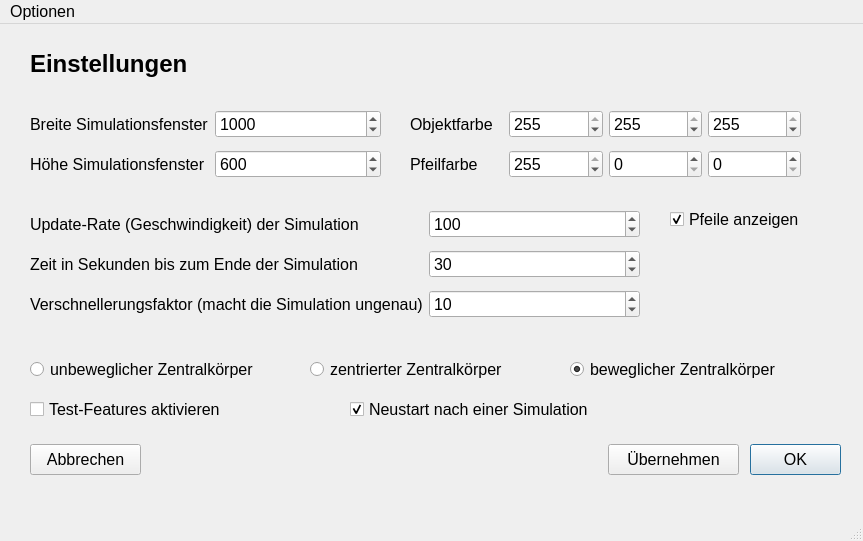
fflopsi/twobodyproblem, file ui/settings.ui: the form before one commit.
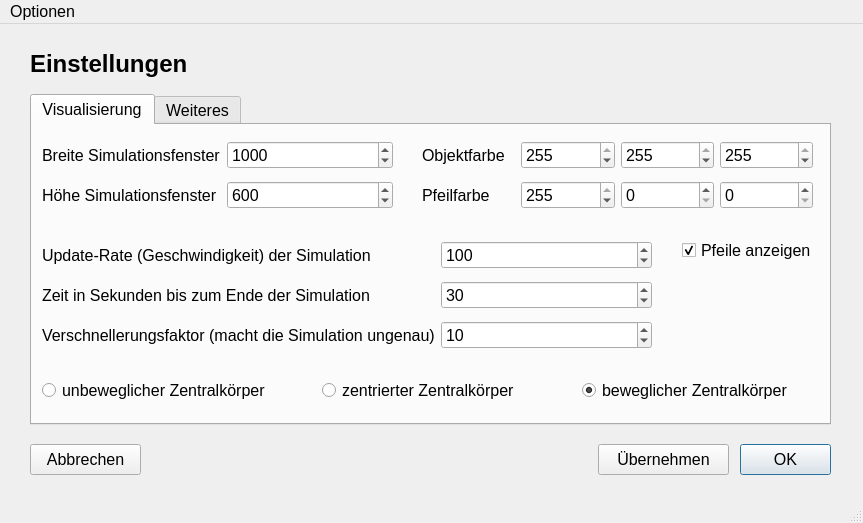
The form after the commit.

Commit message: move saving values option optional own saving and loading value files minor improvements and fixes

Patch:
```diff
--- a/ui/settings.ui
+++ b/ui/settings.ui
@@ -7,7 +7,7 @@
     <x>0</x>
     <y>0</y>
     <width>863</width>
-    <height>541</height>
+    <height>523</height>
    </rect>
   </property>
   <property name="font">
@@ -22,7 +22,7 @@
    <widget class="QPushButton" name="b_ok">
     <property name="geometry">
      <rect>
-      <x>750</x>
+      <x>740</x>
       <y>420</y>
       <width>91</width>
       <height>31</height>
@@ -44,7 +44,7 @@
    <widget class="QPushButton" name="b_save">
     <property name="geometry">
      <rect>
-      <x>608</x>
+      <x>598</x>
       <y>420</y>
       <width>131</width>
       <height>31</height>
@@ -85,58 +85,6 @@
      <string>Abbrechen</string>
     </property>
    </widget>
-   <widget class="QWidget" name="gridLayoutWidget">
-    <property name="geometry">
-     <rect>
-      <x>30</x>
-      <y>80</y>
-      <width>351</width>
-      <height>81</height>
-     </rect>
-    </property>
-    <layout class="QGridLayout" name="gridLayout">
-     <item row="1" column="1">
-      <widget class="QSpinBox" name="canvas_height">
-       <property name="minimum">
-        <number>50</number>
-       </property>
-       <property name="maximum">
-        <number>2000</number>
-       </property>
-       <property name="value">
-        <number>600</number>
-       </property>
-      </widget>
-     </item>
-     <item row="0" column="1">
-      <widget class="QSpinBox" name="canvas_width">
-       <property name="minimum">
-        <number>100</number>
-       </property>
-       <property name="maximum">
-        <number>3000</number>
-       </property>
-       <property name="value">
-        <number>1000</number>
-       </property>
-      </widget>
-     </item>
-     <item row="0" column="0">
-      <widget class="QLabel" name="label">
-       <property name="text">
-        <string>Breite Simulationsfenster</string>
-       </property>
-      </widget>
-     </item>
-     <item row="1" column="0">
-      <widget class="QLabel" name="label_2">
-       <property name="text">
-        <string>Höhe Simulationsfenster</string>
-       </property>
-      </widget>
-     </item>
-    </layout>
-   </widget>
    <widget class="QLabel" name="label_17">
     <property name="geometry">
      <rect>
@@ -150,92 +98,28 @@
      <string>&lt;html&gt;&lt;head/&gt;&lt;body&gt;&lt;p&gt;&lt;span style=&quot; font-size:18pt; font-weight:600;&quot;&gt;Einstellungen&lt;/span&gt;&lt;/p&gt;&lt;/body&gt;&lt;/html&gt;</string>
     </property>
    </widget>
-   <widget class="QWidget" name="gridLayoutWidget_2">
+   <widget class="QTabWidget" name="tabWidget">
     <property name="geometry">
      <rect>
-      <x>410</x>
-      <y>80</y>
-      <width>391</width>
-      <height>81</height>
+      <x>30</x>
+      <y>70</y>
+      <width>801</width>
+      <height>331</height>
      </rect>
     </property>
-    <layout class="QGridLayout" name="gridLayout_2">
-     <item row="1" column="0">
-      <widget class="QLabel" name="label_4">
-       <property name="text">
-        <string>Pfeilfarbe</string>
-       </property>
-      </widget>
-     </item>
-     <item row="1" column="1">
-      <widget class="QSpinBox" name="color_pointer_r">
-       <property name="maximum">
-        <number>255</number>
-       </property>
-       <property name="value">
-        <number>255</number>
-       </property>
-      </widget>
-     </item>
-     <item row="0" column="2">
-      <widget class="QSpinBox" name="color_objects_g">
-       <property name="maximum">
-        <number>255</number>
-       </property>
-       <property name="value">
-        <number>255</number>
-       </property>
-      </widget>
-     </item>
-     <item row="0" column="0">
-      <widget class="QLabel" name="label_3">
-       <property name="text">
-        <string>Objektfarbe</string>
-       </property>
-      </widget>
-     </item>
-     <item row="0" column="1">
-      <widget class="QSpinBox" name="color_objects_r">
-       <property name="maximum">
-        <number>255</number>
-       </property>
-       <property name="value">
-        <number>255</number>
-       </property>
-      </widget>
-     </item>
-     <item row="0" column="3">
-      <widget class="QSpinBox" name="color_objects_b">
-       <property name="maximum">
-        <number>255</number>
-       </property>
-       <property name="value">
-        <number>255</number>
-       </property>
-      </widget>
-     </item>
-     <item row="1" column="2">
-      <widget class="QSpinBox" name="color_pointer_g">
-       <property name="maximum">
-        <number>255</number>
-       </property>
-      </widget>
-     </item>
-     <item row="1" column="3">
-      <widget class="QSpinBox" name="color_pointer_b">
-       <property name="maximum">
-        <number>255</number>
-       </property>
-      </widget>
-     </item>
-    </layout>
-   </widget>
-   <widget class="QCheckBox" name="do_restart">
+    <property name="currentIndex">
+     <number>0</number>
+    </property>
+    <widget class="QWidget" name="tab">
+     <attribute name="title">
+      <string>Visualisierung</string>
+     </attribute>
+     <widget class="QRadioButton" name="do_central_moving">
     <property name="geometry">
      <rect>
-      <x>350</x>
-      <y>370</y>
-      <width>241</width>
+        <x>550</x>
+        <y>250</y>
+        <width>211</width>
       <height>31</height>
      </rect>
     </property>
@@ -243,18 +127,18 @@
      <string>&lt;html&gt;&lt;head/&gt;&lt;body&gt;&lt;p&gt;Diese Option wird das Programm nach jeder Simulation neustarten. Somit wird eine weitere, unmittelbare Simulation möglich gemacht.&lt;/p&gt;&lt;/body&gt;&lt;/html&gt;</string>
     </property>
     <property name="text">
-     <string>Neustart nach einer Simulation</string>
+       <string>beweglicher Zentralkörper</string>
     </property>
     <property name="checked">
      <bool>true</bool>
     </property>
    </widget>
-   <widget class="QCheckBox" name="do_testing">
+     <widget class="QRadioButton" name="do_central_unmoving">
     <property name="geometry">
      <rect>
-      <x>30</x>
-      <y>370</y>
-      <width>191</width>
+        <x>10</x>
+        <y>250</y>
+        <width>231</width>
       <height>31</height>
      </rect>
     </property>
@@ -262,14 +146,14 @@
      <string>&lt;html&gt;&lt;head/&gt;&lt;body&gt;&lt;p&gt;Diese Option aktiviert möglicherweise unvollständige, noch in Entwicklung stehende Features.&lt;/p&gt;&lt;/body&gt;&lt;/html&gt;</string>
     </property>
     <property name="text">
-     <string>Test-Features aktivieren</string>
+       <string>unbeweglicher Zentralkörper</string>
     </property>
    </widget>
    <widget class="QWidget" name="gridLayoutWidget_3">
     <property name="geometry">
      <rect>
-      <x>30</x>
-      <y>180</y>
+        <x>10</x>
+        <y>110</y>
       <width>610</width>
       <height>121</height>
      </rect>
@@ -343,12 +227,92 @@
      </item>
     </layout>
    </widget>
-   <widget class="QRadioButton" name="do_central_unmoving">
+     <widget class="QWidget" name="gridLayoutWidget_2">
     <property name="geometry">
      <rect>
-      <x>30</x>
-      <y>330</y>
-      <width>231</width>
+        <x>390</x>
+        <y>10</y>
+        <width>391</width>
+        <height>81</height>
+       </rect>
+      </property>
+      <layout class="QGridLayout" name="gridLayout_2">
+       <item row="1" column="0">
+        <widget class="QLabel" name="label_4">
+         <property name="text">
+          <string>Pfeilfarbe</string>
+         </property>
+        </widget>
+       </item>
+       <item row="1" column="1">
+        <widget class="QSpinBox" name="color_pointer_r">
+         <property name="maximum">
+          <number>255</number>
+         </property>
+         <property name="value">
+          <number>255</number>
+         </property>
+        </widget>
+       </item>
+       <item row="0" column="2">
+        <widget class="QSpinBox" name="color_objects_g">
+         <property name="maximum">
+          <number>255</number>
+         </property>
+         <property name="value">
+          <number>255</number>
+         </property>
+        </widget>
+       </item>
+       <item row="0" column="0">
+        <widget class="QLabel" name="label_3">
+         <property name="text">
+          <string>Objektfarbe</string>
+         </property>
+        </widget>
+       </item>
+       <item row="0" column="1">
+        <widget class="QSpinBox" name="color_objects_r">
+         <property name="maximum">
+          <number>255</number>
+         </property>
+         <property name="value">
+          <number>255</number>
+         </property>
+        </widget>
+       </item>
+       <item row="0" column="3">
+        <widget class="QSpinBox" name="color_objects_b">
+         <property name="maximum">
+          <number>255</number>
+         </property>
+         <property name="value">
+          <number>255</number>
+         </property>
+        </widget>
+       </item>
+       <item row="1" column="2">
+        <widget class="QSpinBox" name="color_pointer_g">
+         <property name="maximum">
+          <number>255</number>
+         </property>
+        </widget>
+       </item>
+       <item row="1" column="3">
+        <widget class="QSpinBox" name="color_pointer_b">
+         <property name="maximum">
+          <number>255</number>
+         </property>
+        </widget>
+       </item>
+      </layout>
+     </widget>
+     <widget class="QCheckBox" name="show_pointers">
+      <property name="geometry">
+       <rect>
+        <x>650</x>
+        <y>110</y>
+        <width>131</width>
       <height>31</height>
      </rect>
     </property>
@@ -359,14 +323,17 @@
      <string/>
     </property>
     <property name="text">
-     <string>unbeweglicher Zentralkörper</string>
+       <string>Pfeile anzeigen</string>
+      </property>
+      <property name="checked">
+       <bool>true</bool>
     </property>
    </widget>
    <widget class="QRadioButton" name="do_central_centered">
     <property name="geometry">
      <rect>
-      <x>310</x>
-      <y>330</y>
+        <x>290</x>
+        <y>250</y>
       <width>201</width>
       <height>31</height>
      </rect>
@@ -396,46 +363,69 @@
      <bool>false</bool>
     </property>
    </widget>
-   <widget class="QRadioButton" name="do_central_moving">
+     <widget class="QWidget" name="gridLayoutWidget">
     <property name="geometry">
      <rect>
-      <x>570</x>
-      <y>330</y>
-      <width>211</width>
-      <height>31</height>
-     </rect>
-    </property>
-    <property name="toolTip">
-     <string/>
-    </property>
-    <property name="toolTipDuration">
-     <number>-1</number>
-    </property>
-    <property name="statusTip">
-     <string/>
-    </property>
-    <property name="whatsThis">
-     <string/>
-    </property>
-    <property name="accessibleName">
-     <string/>
-    </property>
-    <property name="accessibleDescription">
-     <string/>
-    </property>
+        <x>10</x>
+        <y>10</y>
+        <width>351</width>
+        <height>81</height>
+       </rect>
+      </property>
+      <layout class="QGridLayout" name="gridLayout">
+       <item row="1" column="1">
+        <widget class="QSpinBox" name="canvas_height">
+         <property name="minimum">
+          <number>50</number>
+         </property>
+         <property name="maximum">
+          <number>2000</number>
+         </property>
+         <property name="value">
+          <number>600</number>
+         </property>
+        </widget>
+       </item>
+       <item row="0" column="1">
+        <widget class="QSpinBox" name="canvas_width">
+         <property name="minimum">
+          <number>100</number>
+         </property>
+         <property name="maximum">
+          <number>3000</number>
+         </property>
+         <property name="value">
+          <number>1000</number>
+         </property>
+        </widget>
+       </item>
+       <item row="0" column="0">
+        <widget class="QLabel" name="label">
     <property name="text">
-     <string>beweglicher Zentralkörper</string>
-    </property>
-    <property name="checked">
-     <bool>true</bool>
-    </property>
-   </widget>
-   <widget class="QCheckBox" name="show_pointers">
+          <string>Breite Simulationsfenster</string>
+         </property>
+        </widget>
+       </item>
+       <item row="1" column="0">
+        <widget class="QLabel" name="label_2">
+         <property name="text">
+          <string>Höhe Simulationsfenster</string>
+         </property>
+        </widget>
+       </item>
+      </layout>
+     </widget>
+    </widget>
+    <widget class="QWidget" name="tab_2">
+     <attribute name="title">
+      <string>Weiteres</string>
+     </attribute>
+     <widget class="QCheckBox" name="do_restart">
     <property name="geometry">
      <rect>
-      <x>670</x>
-      <y>180</y>
-      <width>131</width>
+        <x>10</x>
+        <y>90</y>
+        <width>241</width>
       <height>31</height>
      </rect>
     </property>
@@ -443,11 +433,45 @@
      <string>&lt;html&gt;&lt;head/&gt;&lt;body&gt;&lt;p&gt;Diese Option aktiviert Pfeile, die auf die Körper in der Simulation zeigen (vor allem hilfreich bei grösseren Distanzen zwischen kleineren Körpern).&lt;/p&gt;&lt;/body&gt;&lt;/html&gt;</string>
     </property>
     <property name="text">
-     <string>Pfeile anzeigen</string>
+       <string>Neustart nach einer Simulation</string>
     </property>
     <property name="checked">
      <bool>true</bool>
     </property>
+     </widget>
+     <widget class="QCheckBox" name="do_testing">
+      <property name="geometry">
+       <rect>
+        <x>10</x>
+        <y>10</y>
+        <width>191</width>
+        <height>31</height>
+       </rect>
+      </property>
+      <property name="toolTip">
+       <string>&lt;html&gt;&lt;head/&gt;&lt;body&gt;&lt;p&gt;Diese Option aktiviert möglicherweise unvollständige, noch in Entwicklung stehende Features.&lt;/p&gt;&lt;/body&gt;&lt;/html&gt;</string>
+      </property>
+      <property name="text">
+       <string>Test-Features aktivieren</string>
+      </property>
+     </widget>
+     <widget class="QCheckBox" name="save_dialog">
+      <property name="geometry">
+       <rect>
+        <x>10</x>
+        <y>50</y>
+        <width>411</width>
+        <height>31</height>
+       </rect>
+      </property>
+      <property name="toolTip">
+       <string>&lt;html&gt;&lt;head/&gt;&lt;body&gt;&lt;p&gt;Diese Option ermöglicht es, Werteingaben irgendwo zu speichern statt im Programmverzeichnis.&lt;/p&gt;&lt;/body&gt;&lt;/html&gt;</string>
+      </property>
+      <property name="text">
+       <string>erweitertes Fenster zur Speicherung von Werteingaben</string>
+      </property>
+     </widget>
+    </widget>
    </widget>
   </widget>
   <widget class="QMenuBar" name="menubar">
```
Left out of the diff: 29 changed lines with no effect on the pictures. Lines whose indentation alone changed are shown as unchanged. The commit also changes 3 other files.
